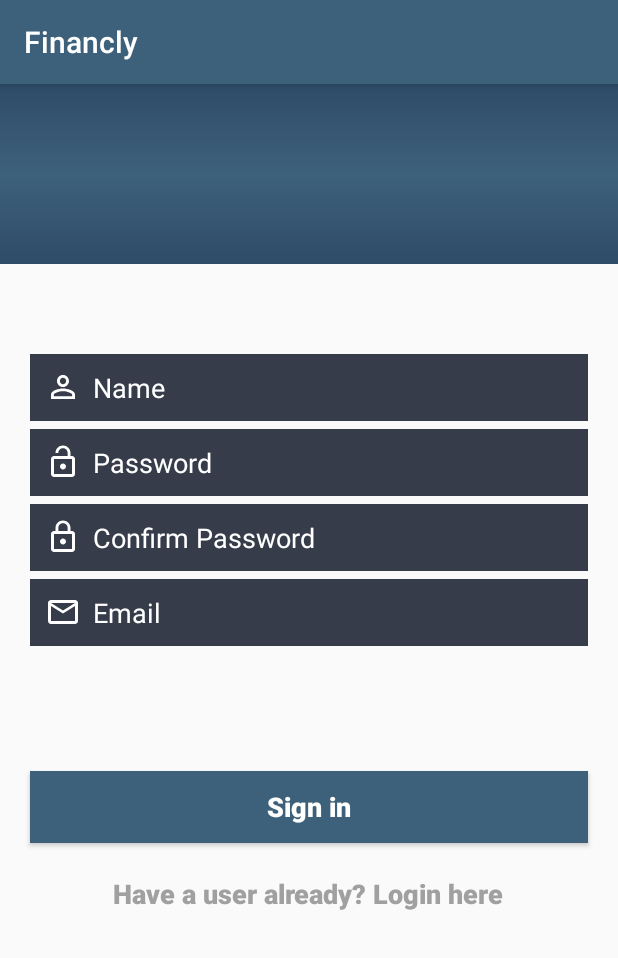
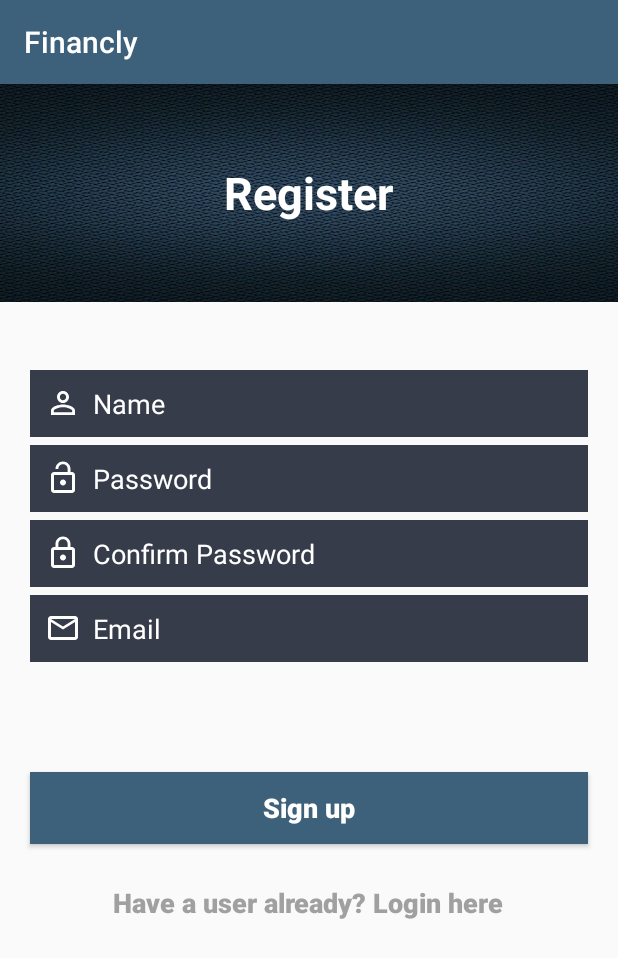
Before and after one commit to nati7828/Financly, an Android app: the RegisterActivity screen opened directly, with no data from a screen before it, on a phone screen of 412 x 824 dp. Shown: the top 958 px of the screen. Run offline under Robolectric (Android 15) with nearby library versions, the phone set to English and light mode, and no system bars; our stand-ins replace Firebase (no records; nobody signed in at launch, a user with empty details on screens opened directly).

Commit message:
java files

```diff
--- a/app/src/main/java/nati/financly/RegisterActivity.java
+++ b/app/src/main/java/nati/financly/RegisterActivity.java
@@ -1,11 +1,17 @@
 package nati.financly;
 
+import android.graphics.Color;
 import android.os.Bundle;
 import android.support.annotation.NonNull;
 import android.support.v7.app.AppCompatActivity;
+import android.text.Spannable;
+import android.text.SpannableString;
+import android.text.style.ForegroundColorSpan;
+import android.util.Log;
 import android.view.View;
 import android.view.animation.Animation;
 import android.view.animation.TranslateAnimation;
+import android.widget.Button;
 import android.widget.EditText;
 import android.widget.ProgressBar;
 import android.widget.Toast;
@@ -29,9 +35,11 @@ public class RegisterActivity extends AppCompatActivity {
     private EditText user_validatePass;
     private EditText user_email;
     private ProgressBar progressBar;
+    private Button signUp;
 
     ItemView itemView;
     User user;
+
     @Override
     protected void onCreate(Bundle savedInstanceState) {
         super.onCreate(savedInstanceState);
@@ -41,6 +49,14 @@ public class RegisterActivity extends AppCompatActivity {
         user_pass = findViewById(R.id.register_pass_et);
         user_validatePass = findViewById(R.id.register_pass_validate_et);
         user_email = findViewById(R.id.register_email_et);
+
+        signUp = findViewById(R.id.signin_register_btn);
+        Spannable darkerText = new SpannableString(signUp.getText().toString());
+        Log.d("####",darkerText + "..");
+        darkerText.setSpan(new ForegroundColorSpan(Color.RED), 0, 6, Spannable.SPAN_INCLUSIVE_EXCLUSIVE);
+        String dark = String.valueOf(darkerText);
+        Log.d("#",dark + "..");
+        signUp.setText(dark);
 
         progressBar = findViewById(R.id.register_progress_bar);
         firebaseAuth = FirebaseAuth.getInstance();
@@ -89,40 +105,34 @@ public class RegisterActivity extends AppCompatActivity {
                     if (task.isSuccessful()) {
                         progressBar.setVisibility(View.VISIBLE);
                         firebaseUser = firebaseAuth.getCurrentUser();//get current user.
-                        //Check if the user is created successfully, and send him email verification.
-                        if (firebaseUser != null) {
+
                         user.setName(user_name.getText().toString());//input of the user.
                         user.setEmail(user_email.getText().toString());//another input of the user.
 
-                            //itemView.setName(user_name.getText().toString());//input of the user.
-                            //itemView.setEmail(user_email.getText().toString());//another input of the user.
                         String userId = firebaseUser.getUid();//get the userId from firebase.
                         DBUser.child(userId).setValue(user); // set each user with his own details.
 
+                        //Check if the user is created successfully, and send him email verification.
                         firebaseUser.sendEmailVerification().addOnCompleteListener(new OnCompleteListener<Void>() {
                             @Override
                             public void onComplete(@NonNull Task<Void> task) {
                                 if (task.isSuccessful()) {
-                                        Toast.makeText(RegisterActivity.this, "היכנס לאימייל שלך על מנת לבצע אימות", Toast.LENGTH_SHORT).show();
+                                    Toast.makeText(RegisterActivity.this, "היכנס לאימייל שלך על מנת לבצע אימות", Toast.LENGTH_LONG).show();
                                     firebaseAuth.signOut();
                                 } else {
                                     Toast.makeText(RegisterActivity.this, "נדרש מייל אימות,אנא נסה שנית", Toast.LENGTH_SHORT).show();
                                 }
                             }
                         });
-                        } else {
-                            Toast.makeText(RegisterActivity.this, "ישנה תקלה, נסה שנית", Toast.LENGTH_SHORT).show();
-                        }
-
                         finish();
                     } else {
-                        Toast.makeText(RegisterActivity.this, "יצירת המשתמש לא בוצעה בהצלחה,אנא נסה שנית", Toast.LENGTH_SHORT).show();
+                        Toast.makeText(RegisterActivity.this, "יצירת המשתמש לא בוצעה בהצלחה,בדוק את הפרטים שהזנת ונסה שנית", Toast.LENGTH_SHORT).show();
                     }
                 }
             });
         }
     }
-    ////
+    //end of sign up function(via button)//
     //sign_in(btn) function//
     public void AlreadyHaveUser(View view) {
         finish();
--- a/app/src/main/java/nati/financly/main_activity/BalanceMainFragment.java
+++ b/app/src/main/java/nati/financly/main_activity/BalanceMainFragment.java
@@ -56,7 +56,7 @@ public class BalanceMainFragment extends Fragment {
     private ArrayList<ItemView> rvItems;
 
     private CollapsingToolbarLayout collapsingToolbarLayout;
-    TextView emptyScreenTv, moneyTv;
+    TextView emptyScreenTv;
     EditText search_et;
     ImageButton searchBtn, exitBtn;
     NestedScrollView nestedScrollView;
@@ -433,7 +433,6 @@ public class BalanceMainFragment extends Fragment {
         spannedMoney.setSpan(new RelativeSizeSpan(0.85f), 0, 1, Spannable.SPAN_INCLUSIVE_EXCLUSIVE);
         spannedMoney.setSpan(new StyleSpan(Typeface.NORMAL), 0, 3, Spannable.SPAN_INCLUSIVE_EXCLUSIVE);
         collapsingToolbarLayout.setTitle(spannedMoney + "");
-        //moneyTv.setText(spannedMoney);
         adapter.notifyDataSetChanged();
 
         //In case the list is empty(no incomes/expanses) show text
--- a/app/src/main/res/drawable/circle_loading.xml
+++ b/app/src/main/res/drawable/circle_loading.xml
@@ -6,8 +6,7 @@
             android:useLevel="false">
             <gradient
                 android:angle="90"
-                android:startColor="@color/colorAccent"
-                android:endColor="@android:color/transparent"/>
+              />
         </shape>
     </item>
 
@@ -20,9 +19,9 @@
                 android:shape="ring"
                 android:useLevel="false">
                 <gradient
-                    android:startColor="@color/colorWhite"
-                    android:endColor="@color/colorBlue2"
-
+                    android:startColor="@color/colorAccent"
+                    android:centerColor="@color/colorAccent2"
+                    android:endColor="@color/colorHint"
 
                     android:angle="0"
                     android:type="sweep"
--- a/app/src/main/res/layout/activity_registar.xml
+++ b/app/src/main/res/layout/activity_registar.xml
@@ -6,15 +6,25 @@
     android:orientation="vertical"
     tools:context=".RegisterActivity">
 
-    <LinearLayout
+    <RelativeLayout
         android:layout_width="match_parent"
-        android:layout_height="120dp"
-        android:background="@drawable/login_header_background"
-        android:orientation="vertical">
-    </LinearLayout>
+        android:layout_height="145dp"
+        android:background="@drawable/b1"
+        >
+
+        <TextView
+            android:layout_width="wrap_content"
+            android:layout_height="wrap_content"
+            android:textColor="@color/colorWhite"
+            android:textSize="30sp"
+            android:textStyle="bold"
+            android:text="@string/RegisterTitle"
+            android:layout_centerInParent="true"/>
+
+    </RelativeLayout>
 
     <LinearLayout
-        android:layout_marginTop="60dp"
+        android:layout_marginTop="45dp"
         android:layout_width="match_parent"
         android:layout_height="match_parent"
         android:layout_gravity="center"
@@ -94,7 +104,6 @@
             android:textColor="@color/colorWhite"
             android:textColorHint="@color/colorWhite" />
 
-
         <ProgressBar
             android:id="@+id/register_progress_bar"
             style="?android:attr/progressBarStyleLarge"
@@ -109,8 +118,8 @@
 
         <LinearLayout
             android:layout_width="match_parent"
-            android:layout_height="match_parent"
-            android:layout_marginTop="20dp"
+            android:layout_height="wrap_content"
+            android:layout_marginTop="10dp"
             android:orientation="vertical">
 
             <Button
@@ -131,11 +140,11 @@
 
             <Button
                 android:textAllCaps="false"
-                android:id="@+id/login_register_btn"
+                android:id="@+id/signin_register_btn"
                 android:layout_width="wrap_content"
                 android:layout_height="wrap_content"
                 android:layout_gravity="center"
-                android:layout_marginTop="10dp"
+                android:layout_marginTop="15dp"
                 android:background="#00000000"
                 android:onClick="AlreadyHaveUser"
                 android:text="@string/have_user_so_sign_in"
--- a/app/src/main/res/values/strings.xml
+++ b/app/src/main/res/values/strings.xml
@@ -11,7 +11,7 @@
     <string name="pass">Password</string>
     <string name="pass_validate">Confirm Password</string>
     <string name="email">Email</string>
-    <string name="sign_in">Sign in</string>
+    <string name="sign_in">Sign up</string>
     <string name="have_user_so_sign_in">Have a user already? Login here</string>
     <string name="app_background_img">Background picture</string>
     <string name="icon">Icon</string>
@@ -90,6 +90,7 @@
     <string name="exit">exit</string>
     <string name="user_icon">user_icon</string>
     <string name="home">home</string>
+    <string name="RegisterTitle">Register</string>
 
 
 </resources>
```
Also changed, not shown: app/src/main/java/nati/financly/LoginActivity.java (+5 -12 lines), app/src/main/res/layout/activity_login.xml (+51 -44 lines), 2 other files. Lines whose indentation alone changed are shown as unchanged.
